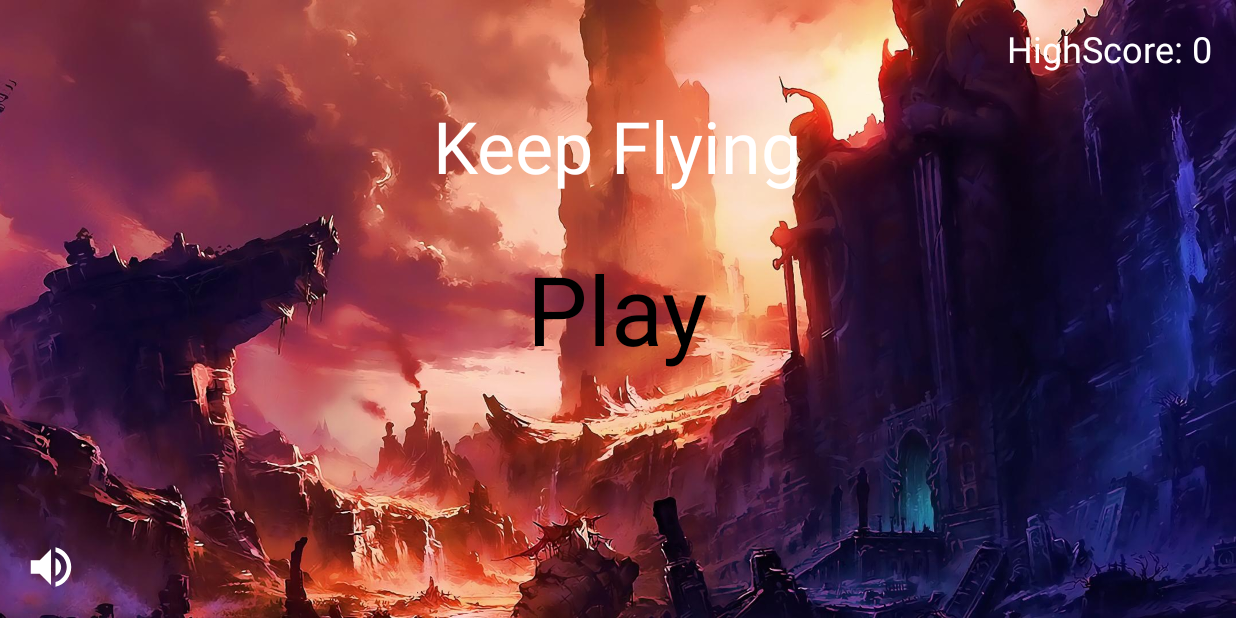
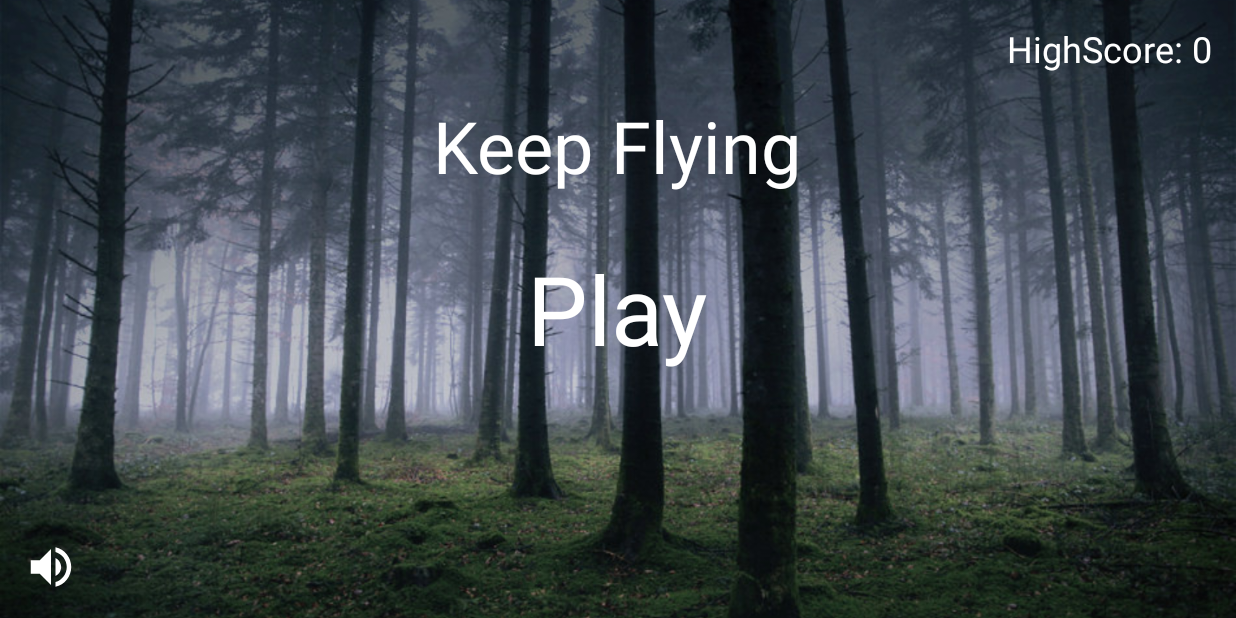
Before and after one commit to arcreane/mobile-squidgamedevops, an Android app: the screen it shows after launch (MainActivity), on a phone screen of 824 x 412 dp (held sideways). Run offline under Robolectric (Android 15) with nearby library versions, the phone set to English and light mode, and no system bars.

Commit message:
change of images

```diff
--- a/app/src/main/java/com/example/squidgame/Bird.java
+++ b/app/src/main/java/com/example/squidgame/Bird.java
@@ -23,8 +23,8 @@ public class Bird {
         width = bird1.getWidth();
         height = bird1.getHeight();
 
-        width /= 6;
-        height /= 6;
+        width /= 4;
+        height /= 4;
 
         width = (int) (width * screenRatioX);
         height = (int) (height * screenRatioY);
--- a/app/src/main/java/com/example/squidgame/Flight.java
+++ b/app/src/main/java/com/example/squidgame/Flight.java
@@ -24,8 +24,8 @@ public class Flight {
         width = flight1.getWidth();
         height = flight1.getHeight();
 
-        width /= 4;
-        height /= 4;
+        width /= 3;
+        height /= 3;
 
         width = (int) (width * screenRatioX);
         height = (int) (height * screenRatioY);
--- a/app/src/main/res/layout/activity_main.xml
+++ b/app/src/main/res/layout/activity_main.xml
@@ -27,7 +27,7 @@
         android:layout_height="wrap_content"
         android:text="Play"
         android:textSize="64sp"
-        android:textColor="#000000"
+        android:textColor="#FFFFFF"
         android:layout_centerInParent="true"
         android:id="@+id/playbtn" />
 
```
Also changed, not shown: app/src/main/res/drawable-v24/background.jpg (deleted), app/src/main/res/drawable/background.jpg (added), app/src/main/res/drawable/bird1.png, app/src/main/res/drawable/bird2.png, app/src/main/res/drawable/bird3.png, app/src/main/res/drawable/bird4.png, app/src/main/res/drawable/bullet.png, app/src/main/res/drawable/dead.png, app/src/main/res/drawable/fly1.png, app/src/main/res/drawable/fly2.png, app/src/main/res/drawable/shoot1.png, app/src/main/res/drawable/shoot2.png, app/src/main/res/drawable/shoot3.png, app/src/main/res/drawable/shoot4.png, 1 more files.
